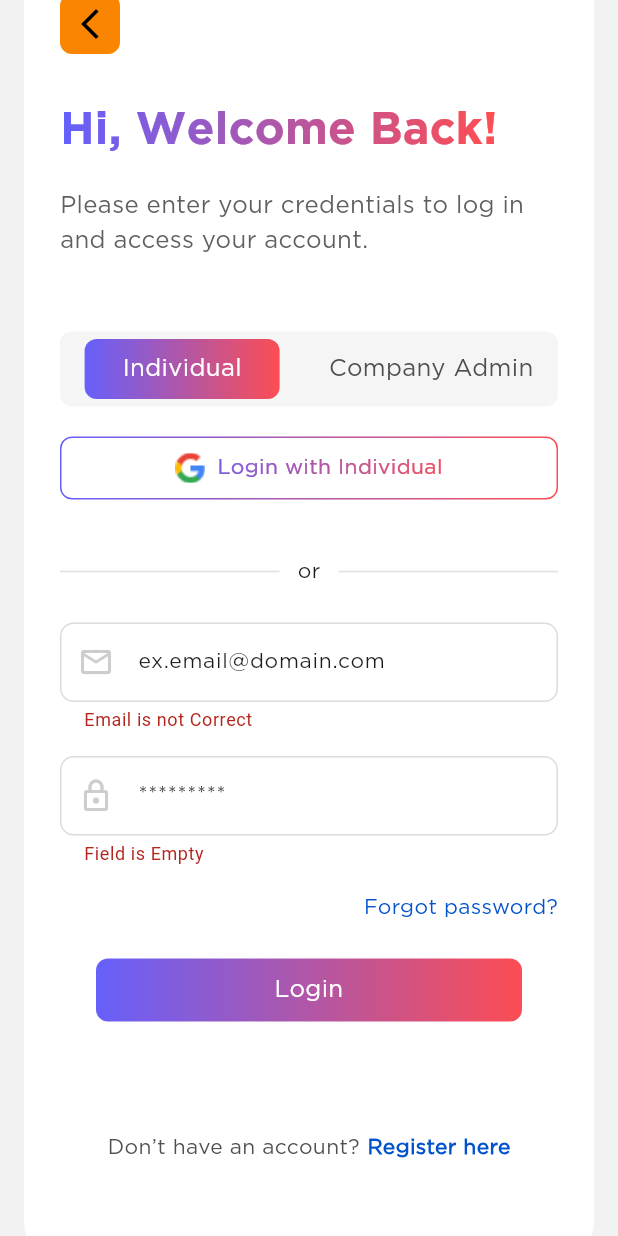
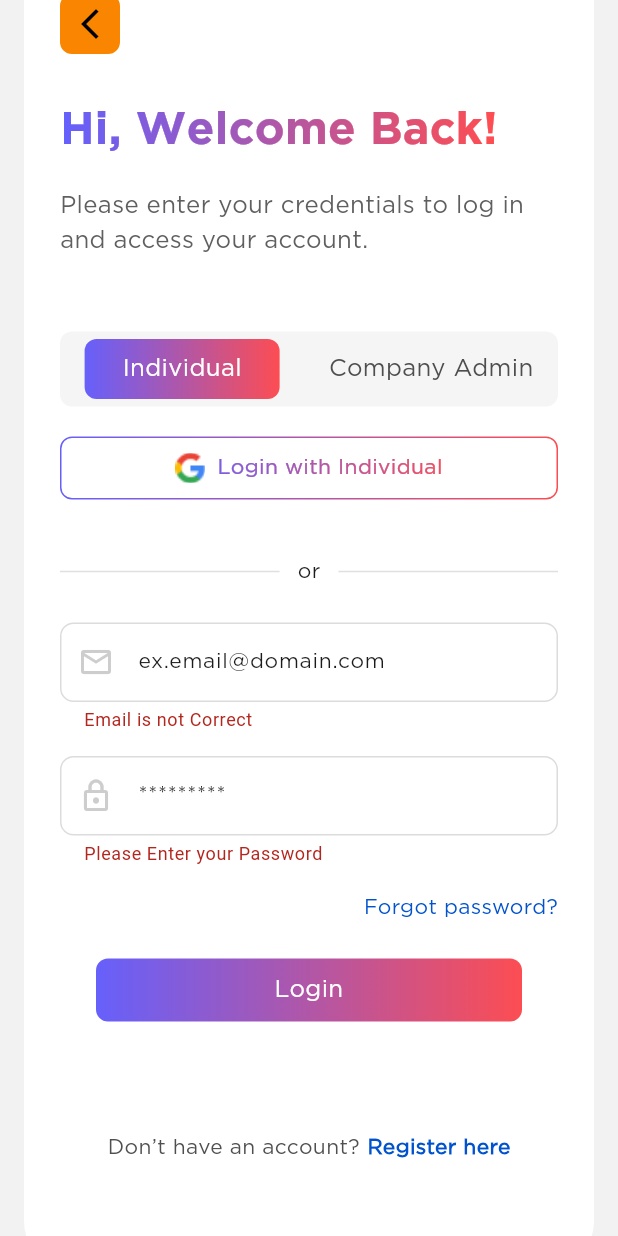
Before and after one commit to zeeshandevsinn/ONESEC, a Flutter app: the LoginScreen screen opened directly, scrolled down 133 dp, after a tap on "Login", on a phone screen of 412 x 824 dp. Run offline on Flutter 3.47's test engine with Material 3 defaults, Android fonts, the light colour scheme and no system bars; drawn by our look-alikes of simple_gradient_text; our stand-ins replace connectivity_plus, datetime_picker_formfield_new, device_info_plus, firebase_core, firebase_storage, fl_chart and 14 more; missing offline and left inert: animated_snack_bar, flutter_nfc_kit, gradient_icon, ndef, nfc_manager, syncfusion_flutter_maps; accounts and stored records are empty; Roboto replaces fonts that are missing (Gotham).

Commit message:
work is done

```diff
--- a/lib/controller/google_signIn.dart
+++ b/lib/controller/google_signIn.dart
@@ -75,7 +75,7 @@ class GoogleSignInHelper {
       await _googleSignIn.signOut();
       await _googleSignIn.disconnect();
     } catch (e) {
-      // MyToast(e.toString());
+      MyToast(e.toString());
     }
   }
 }
--- a/lib/screens/login_screen.dart
+++ b/lib/screens/login_screen.dart
@@ -362,6 +362,7 @@ class _LoginScreenState extends State<LoginScreen> {
                                             .contains('.com')) {
                                       return "Email is not Correct";
                                     }
+                                    return null;
                                   },
                                   keyboardType: TextInputType.emailAddress,
                                   controller: emailController,
@@ -374,6 +375,15 @@ class _LoginScreenState extends State<LoginScreen> {
                                 ),
                                 const SizedBox(height: 16),
                                 CustomTextField(
+                                  validator: (val) {
+                                    if (val!.isEmpty) {
+                                      return "Please Enter your Password";
+                                    }
+                                    if (passwordController.text.length < 8) {
+                                      return "Password should must be 8 characters or above";
+                                    }
+                                    return null;
+                                  },
                                   obscureCharacter: "*",
                                   isObscureText: true,
                                   keyboardType: TextInputType.text,
@@ -422,12 +432,7 @@ class _LoginScreenState extends State<LoginScreen> {
                                       if (newKey.currentState!.validate()) {
                                         // debugger();
                                         print("login to employee screen");
-                                        if (passwordController.text.length <
-                                            8) {
-                                          MyToast(
-                                              "Passwords at least 8 Characters",
-                                              Type: false);
-                                        } else {
+
                                         print("Doing Login Process");
                                         // debugger();
                                         await pro.LoginUsers(
@@ -435,7 +440,6 @@ class _LoginScreenState extends State<LoginScreen> {
                                             emailController.text.trim(),
                                             passwordController.text.trim(),
                                             tab ? 'individual' : 'company');
-                                        }
                                       }
                                     },
                                     child: Container(
```
Also changed, not shown: lib/controller/api_manager.dart (+13 -3 lines), lib/controller/services/login_api.dart (+3 -4 lines), lib/main.dart (+1 -16 lines). Lines whose indentation alone changed are shown as unchanged.
